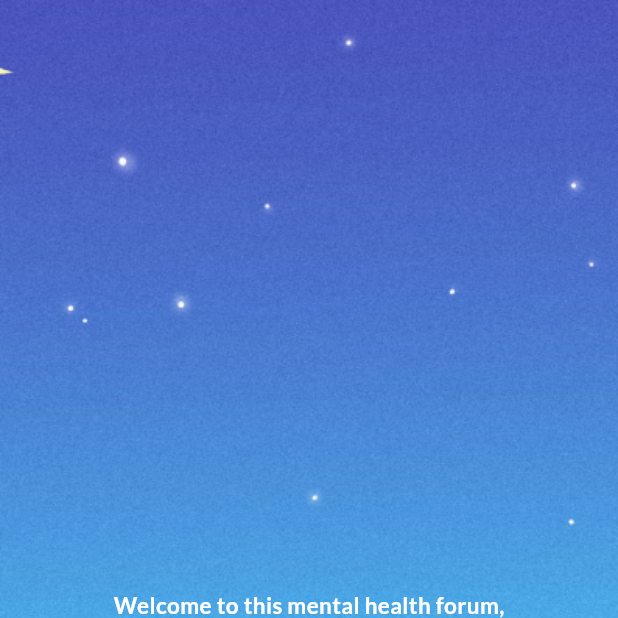
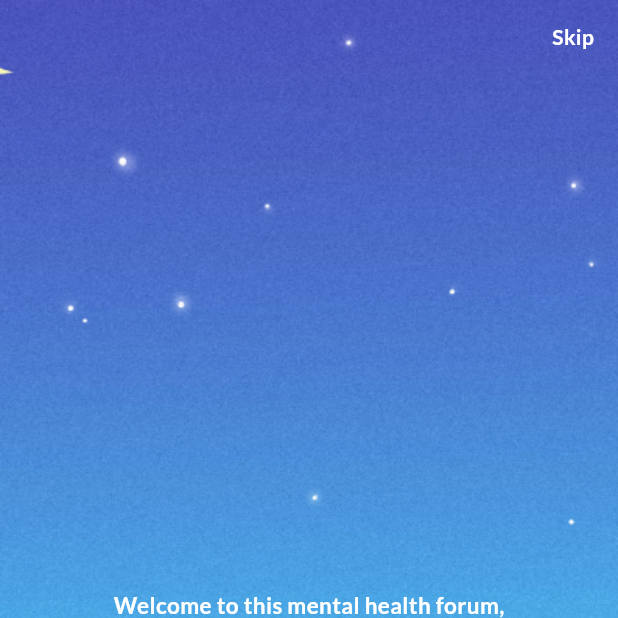
Before and after one commit to TaiMinh2002/MENTAL_HEALTH_APPLICATION, a Flutter app: the IntroForum screen opened by its route, on a phone screen of 412 x 824 dp, the top half of it. Run offline on Flutter 3.47's test engine with Material 3 defaults, Android fonts, the phone set to English and light mode, and no system bars; our stand-ins replace device_info_plus, dio, flutter_screenutil, flutter_svg, get, get_storage and 6 more; missing offline and left inert: android_id; accounts and stored records are empty; network calls fail.

Commit message:
update forum

```diff
--- a/mental_healing/assets/translations/en.json
+++ b/mental_healing/assets/translations/en.json
@@ -168,5 +168,8 @@
     "art_music_therapy": "Art \n& Musicy",
     "therapy_for_elderly": "Elderly",
     "categories": "Categories",
-    "top_expert": "Top Expert"
+    "top_expert": "Top Expert",
+    "skip": "Skip",
+    "forum_created_successfully": "Forum created successfully",
+    "forum_updated_successfully": "Forum updated successfully"
 }
--- a/mental_healing/assets/translations/vi.json
+++ b/mental_healing/assets/translations/vi.json
@@ -168,5 +168,8 @@
   "art_music_therapy": "Trị Liệu Nghệ Thuật và Âm Nhạc",
   "therapy_for_elderly": "Trị Liệu Cho Người Cao Tuổi",
   "categories": "Danh Mục",
-  "top_expert": "Chuyên Gia Hàng Đầu"
+  "top_expert": "Chuyên Gia Hàng Đầu",
+  "skip": "Bỏ qua",
+  "forum_created_successfully": "Tạo diễn đàn thành công",
+  "forum_updated_successfully": "Cập nhật diễn đàn thành công"
 }
--- a/mental_healing/lib/page/community/component/forum_item.dart
+++ b/mental_healing/lib/page/community/component/forum_item.dart
@@ -35,7 +35,7 @@ class ForumItem extends StatelessWidget with BaseMixin {
   Widget _coverImageWidget() {
     return forum.coverImage != null
         ? Image.network(forum.coverImage!, height: 50, width: 50)
-        : Image.asset(AssetImages.forumCoverImage, height: 50, width: 50);
+        : Image.asset(AssetImages.constCoverImage, height: 50, width: 50);
   }
 
   Widget _infoWidget() {
--- a/mental_healing/lib/page/community/component/intro_forum.dart
+++ b/mental_healing/lib/page/community/component/intro_forum.dart
@@ -1,75 +1,41 @@
-import 'package:mental_healing/app_router.dart';
 import 'package:mental_healing/base/base_mixin.dart';
-import 'dart:async';
+import 'package:mental_healing/import.dart';
+import 'package:mental_healing/page/community/forum_controller.dart';
 
-import 'package:mental_healing/import.dart';
+class IntroForum extends StatelessWidget with BaseMixin {
+  final ForumController controller = Get.put(ForumController());
 
-class IntroForum extends StatefulWidget with BaseMixin {
-  const IntroForum({super.key});
-
-  @override
-  State<IntroForum> createState() => _IntroForumState();
-}
-
-class _IntroForumState extends State<IntroForum>
-    with SingleTickerProviderStateMixin {
-  String fullText = LocaleKeys.welcome_forum_message.tr;
-  String displayedText = '';
-  int _currentWordIndex = 0;
-  List<String> words = [];
-  Timer? _timer;
-  late AnimationController _controller;
-
-  @override
-  void initState() {
-    super.initState();
-    words = fullText.split(' ');
-    _controller = AnimationController(
-      vsync: this,
-      duration: const Duration(milliseconds: 500),
-    );
-    _startTextAnimation();
-  }
-
-  void _startTextAnimation() {
-    _timer = Timer.periodic(const Duration(milliseconds: 300), (timer) {
-      if (_currentWordIndex < words.length) {
-        setState(() {
-          displayedText += '${words[_currentWordIndex]} ';
-          _currentWordIndex++;
-        });
-        _controller.forward(from: 0);
-      } else {
-        _timer?.cancel();
-        Future.delayed(const Duration(seconds: 1), () {
-          Get.offNamed(AppRouter.routerCreateForum);
-        });
-      }
-    });
-  }
-
-  @override
-  void dispose() {
-    _timer?.cancel();
-    _controller.dispose();
-    super.dispose();
-  }
+  IntroForum({super.key});
 
   @override
   Widget build(BuildContext context) {
+    // Khởi tạo text animation khi vào IntroForum
+    controller.setupTextAnimation(LocaleKeys.welcome_forum_message.tr);
+
     return SafeArea(
       child: Scaffold(
         body: Stack(
           children: [
             Positioned.fill(
-                child: Image.asset(AssetImages.introForum, fit: BoxFit.fill)),
+              child: Image.asset(AssetImages.introForum, fit: BoxFit.fill),
+            ),
             Center(
               child: Padding(
                 padding: const EdgeInsets.all(16.0),
+                child: Obx(() => Text(
+                      controller.displayedText.value,
+                      style: textStyle.bold(size: 15, color: color.whiteColor),
+                    )),
+              ),
+            ),
+            Positioned(
+              top: 16,
+              right: 16,
+              child: GestureDetector(
+                onTap: controller.handleSkip,
                 child: Text(
-                  displayedText,
-                  style: widget.textStyle
-                      .bold(size: 15, color: widget.color.whiteColor),
+                  LocaleKeys.skip.tr,
+                  style: textStyle.bold(size: 14, color: color.whiteColor),
                 ),
               ),
             ),
```
Also changed, not shown: mental_healing/lib/page/community/component/create_forum.dart (+11 -2 lines), mental_healing/lib/page/community/forum_controller.dart (+220 -14 lines), mental_healing/lib/page/personal_information/personal_information_controller.dart (+7 -14 lines), mental_healing/lib/generated/locales.g.dart, 1 other file.
